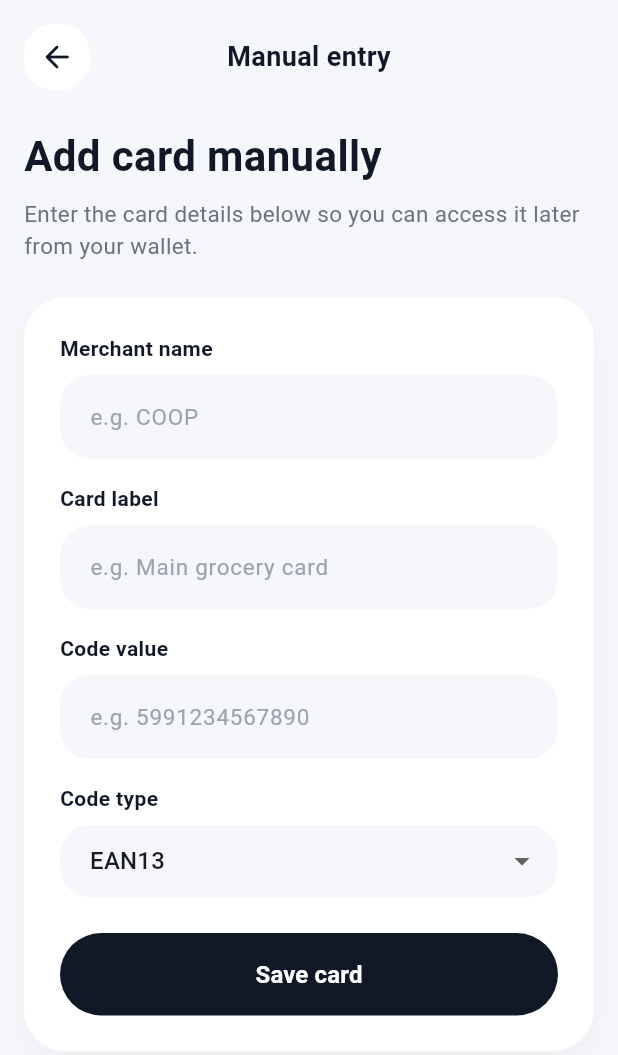
After one commit to ogabor82/perkpocket-mobile, a Flutter app: the ManualAddCardScreen screen opened directly, on a phone screen of 412 x 824 dp. The commit adds this screen. Shown: the top 1055 px of the screen. Run offline on Flutter 3.47's test engine with Material 3 defaults, Android fonts, the phone set to English and light mode, and no system bars.

Commit message:
add manual external card entry form

```diff
--- a/lib/screens/add_card_screen.dart
+++ b/lib/screens/add_card_screen.dart
@@ -3,6 +3,7 @@ import '../theme/app_colors.dart';
 import '../theme/app_radius.dart';
 import '../theme/app_spacing.dart';
 import '../theme/app_text_styles.dart';
+import 'manual_add_card_screen.dart';
 
 class AddCardScreen extends StatelessWidget {
   const AddCardScreen({super.key});
@@ -50,12 +51,12 @@ class AddCardScreen extends StatelessWidget {
                 subtitle:
                     'Enter the merchant name, card label, and code details yourself.',
                 onTap: () {
-                  ScaffoldMessenger.of(context).showSnackBar(
-                    const SnackBar(
-                      content: Text('Manual add form comes in the next step.'),
-                    ),
-                  );
-                },
+                    Navigator.of(context).push(
+                        MaterialPageRoute(
+                        builder: (_) => const ManualAddCardScreen(),
+                        ),
+                    );
+                    },
               ),
             ],
           ),
--- /dev/null
+++ b/lib/screens/manual_add_card_screen.dart
@@ -0,0 +1,357 @@
+import 'package:flutter/material.dart';
+import '../theme/app_colors.dart';
+import '../theme/app_radius.dart';
+import '../theme/app_spacing.dart';
+import '../theme/app_text_styles.dart';
+
+class ManualAddCardScreen extends StatefulWidget {
+  const ManualAddCardScreen({super.key});
+
+  @override
+  State<ManualAddCardScreen> createState() => _ManualAddCardScreenState();
+}
+
+class _ManualAddCardScreenState extends State<ManualAddCardScreen> {
+  final _formKey = GlobalKey<FormState>();
+
+  final _merchantController = TextEditingController();
+  final _labelController = TextEditingController();
+  final _codeValueController = TextEditingController();
+
+  String _selectedCodeType = 'ean13';
+
+  final List<String> _codeTypes = const [
+    'ean13',
+    'code128',
+    'qr',
+    'ean8',
+  ];
+
+  @override
+  void dispose() {
+    _merchantController.dispose();
+    _labelController.dispose();
+    _codeValueController.dispose();
+    super.dispose();
+  }
+
+  void _saveCard() {
+    if (!_formKey.currentState!.validate()) return;
+
+    ScaffoldMessenger.of(context).showSnackBar(
+      const SnackBar(
+        content: Text('Manual card saving will be wired up in the next step.'),
+      ),
+    );
+  }
+
+  @override
+  Widget build(BuildContext context) {
+    return Scaffold(
+      body: SafeArea(
+        child: SingleChildScrollView(
+          padding: const EdgeInsets.all(AppSpacing.lg),
+          child: Column(
+            crossAxisAlignment: CrossAxisAlignment.start,
+            children: [
+              const _TopBar(),
+              const SizedBox(height: AppSpacing.xl),
+              const Text(
+                'Add card manually',
+                style: AppTextStyles.h1,
+              ),
+              const SizedBox(height: AppSpacing.sm),
+              const Text(
+                'Enter the card details below so you can access it later from your wallet.',
+                style: AppTextStyles.bodySecondary,
+              ),
+              const SizedBox(height: AppSpacing.xl),
+              Container(
+                width: double.infinity,
+                padding: const EdgeInsets.all(AppSpacing.xl),
+                decoration: BoxDecoration(
+                  color: AppColors.surface,
+                  borderRadius: BorderRadius.circular(AppRadius.xl),
+                  boxShadow: [
+                    BoxShadow(
+                      color: Colors.black.withValues(alpha: 0.03),
+                      blurRadius: 16,
+                      offset: const Offset(0, 8),
+                    ),
+                  ],
+                ),
+                child: Form(
+                  key: _formKey,
+                  child: Column(
+                    crossAxisAlignment: CrossAxisAlignment.start,
+                    children: [
+                      const _FieldLabel('Merchant name'),
+                      const SizedBox(height: AppSpacing.sm),
+                      _AppTextField(
+                        controller: _merchantController,
+                        hintText: 'e.g. COOP',
+                        validator: (value) {
+                          if (value == null || value.trim().isEmpty) {
+                            return 'Please enter a merchant name';
+                          }
+                          return null;
+                        },
+                      ),
+                      const SizedBox(height: AppSpacing.lg),
+                      const _FieldLabel('Card label'),
+                      const SizedBox(height: AppSpacing.sm),
+                      _AppTextField(
+                        controller: _labelController,
+                        hintText: 'e.g. Main grocery card',
+                        validator: (value) {
+                          if (value == null || value.trim().isEmpty) {
+                            return 'Please enter a card label';
+                          }
+                          return null;
+                        },
+                      ),
+                      const SizedBox(height: AppSpacing.lg),
+                      const _FieldLabel('Code value'),
+                      const SizedBox(height: AppSpacing.sm),
+                      _AppTextField(
+                        controller: _codeValueController,
+                        hintText: 'e.g. 5991234567890',
+                        validator: (value) {
+                          if (value == null || value.trim().isEmpty) {
+                            return 'Please enter the code value';
+                          }
+                          if (value.trim().length < 4) {
+                            return 'Code value looks too short';
+                          }
+                          return null;
+                        },
+                      ),
+                      const SizedBox(height: AppSpacing.lg),
+                      const _FieldLabel('Code type'),
+                      const SizedBox(height: AppSpacing.sm),
+                      _CodeTypeDropdown(
+                        value: _selectedCodeType,
+                        items: _codeTypes,
+                        onChanged: (value) {
+                          if (value == null) return;
+                          setState(() {
+                            _selectedCodeType = value;
+                          });
+                        },
+                      ),
+                      const SizedBox(height: AppSpacing.xl),
+                      SizedBox(
+                        width: double.infinity,
+                        child: ElevatedButton(
+                          onPressed: _saveCard,
+                          style: ElevatedButton.styleFrom(
+                            backgroundColor: AppColors.textPrimary,
+                            foregroundColor: Colors.white,
+                            elevation: 0,
+                            padding: const EdgeInsets.symmetric(
+                              vertical: AppSpacing.lg,
+                            ),
+                            shape: RoundedRectangleBorder(
+                              borderRadius:
+                                  BorderRadius.circular(AppRadius.xl),
+                            ),
+                          ),
+                          child: const Text(
+                            'Save card',
+                            style: AppTextStyles.button,
+                          ),
+                        ),
+                      ),
+                    ],
+                  ),
+                ),
+              ),
+            ],
+          ),
+        ),
+      ),
+    );
+  }
+}
+
+class _TopBar extends StatelessWidget {
+  const _TopBar();
+
+  @override
+  Widget build(BuildContext context) {
+    return Row(
+      children: [
+        _IconButtonBox(
+          icon: Icons.arrow_back_rounded,
+          onTap: () => Navigator.of(context).pop(),
+        ),
+        const Spacer(),
+        const Text(
+          'Manual entry',
+          style: AppTextStyles.title,
+        ),
+        const Spacer(),
+        const SizedBox(width: 44),
+      ],
+    );
+  }
+}
+
+class _IconButtonBox extends StatelessWidget {
+  final IconData icon;
+  final VoidCallback? onTap;
+
+  const _IconButtonBox({
+    required this.icon,
+    this.onTap,
+  });
+
+  @override
+  Widget build(BuildContext context) {
+    return InkWell(
+      borderRadius: BorderRadius.circular(AppRadius.lg),
+      onTap: onTap,
+      child: Ink(
+        width: 44,
+        height: 44,
+        decoration: BoxDecoration(
+          color: AppColors.surface,
+          borderRadius: BorderRadius.circular(AppRadius.lg),
+        ),
+        child: Icon(
+          icon,
+          color: AppColors.textPrimary,
+        ),
+      ),
+    );
+  }
+}
+
+class _FieldLabel extends StatelessWidget {
+  final String text;
+
+  const _FieldLabel(this.text);
+
+  @override
+  Widget build(BuildContext context) {
+    return Text(
+      text,
+      style: const TextStyle(
+        fontSize: 14,
+        fontWeight: FontWeight.w600,
+        color: AppColors.textPrimary,
+      ),
+    );
+  }
+}
+
+class _AppTextField extends StatelessWidget {
+  final TextEditingController controller;
+  final String hintText;
+  final String? Function(String?)? validator;
+
+  const _AppTextField({
+    required this.controller,
+    required this.hintText,
+    this.validator,
+  });
+
+  @override
+  Widget build(BuildContext context) {
+    return TextFormField(
+      controller: controller,
+      validator: validator,
+      decoration: InputDecoration(
+        hintText: hintText,
+        hintStyle: const TextStyle(
+          color: AppColors.textMuted,
+          fontSize: 15,
+        ),
+        filled: true,
+        fillColor: AppColors.background,
+        contentPadding: const EdgeInsets.symmetric(
+          horizontal: AppSpacing.lg,
+          vertical: AppSpacing.lg,
+        ),
+        border: OutlineInputBorder(
+          borderRadius: BorderRadius.circular(AppRadius.lg),
+          borderSide: BorderSide.none,
+        ),
+        enabledBorder: OutlineInputBorder(
+          borderRadius: BorderRadius.circular(AppRadius.lg),
+          borderSide: BorderSide.none,
+        ),
+        focusedBorder: OutlineInputBorder(
+          borderRadius: BorderRadius.circular(AppRadius.lg),
+          borderSide: const BorderSide(
+            color: AppColors.primary,
+            width: 1.2,
+          ),
+        ),
+        errorBorder: OutlineInputBorder(
+          borderRadius: BorderRadius.circular(AppRadius.lg),
+          borderSide: const BorderSide(
+            color: AppColors.danger,
+            width: 1.2,
+          ),
+        ),
+        focusedErrorBorder: OutlineInputBorder(
+          borderRadius: BorderRadius.circular(AppRadius.lg),
+          borderSide: const BorderSide(
+            color: AppColors.danger,
+            width: 1.2,
+          ),
+        ),
+      ),
+    );
+  }
+}
+
+class _CodeTypeDropdown extends StatelessWidget {
+  final String value;
+  final List<String> items;
+  final ValueChanged<String?> onChanged;
+
+  const _CodeTypeDropdown({
+    required this.value,
+    required this.items,
+    required this.onChanged,
+  });
+
+  @override
+  Widget build(BuildContext context) {
+    return DropdownButtonFormField<String>(
+      value: value,
+      onChanged: onChanged,
+      decoration: InputDecoration(
+        filled: true,
+        fillColor: AppColors.background,
+        contentPadding: const EdgeInsets.symmetric(
+          horizontal: AppSpacing.lg,
+          vertical: AppSpacing.md,
+        ),
+        border: OutlineInputBorder(
+          borderRadius: BorderRadius.circular(AppRadius.lg),
+          borderSide: BorderSide.none,
+        ),
+        enabledBorder: OutlineInputBorder(
+          borderRadius: BorderRadius.circular(AppRadius.lg),
+          borderSide: BorderSide.none,
+        ),
+        focusedBorder: OutlineInputBorder(
+          borderRadius: BorderRadius.circular(AppRadius.lg),
+          borderSide: const BorderSide(
+            color: AppColors.primary,
+            width: 1.2,
+          ),
+        ),
+      ),
+      items: items.map((item) {
+        return DropdownMenuItem<String>(
+          value: item,
+          child: Text(item.toUpperCase()),
+        );
+      }).toList(),
+    );
+  }
+}
```
